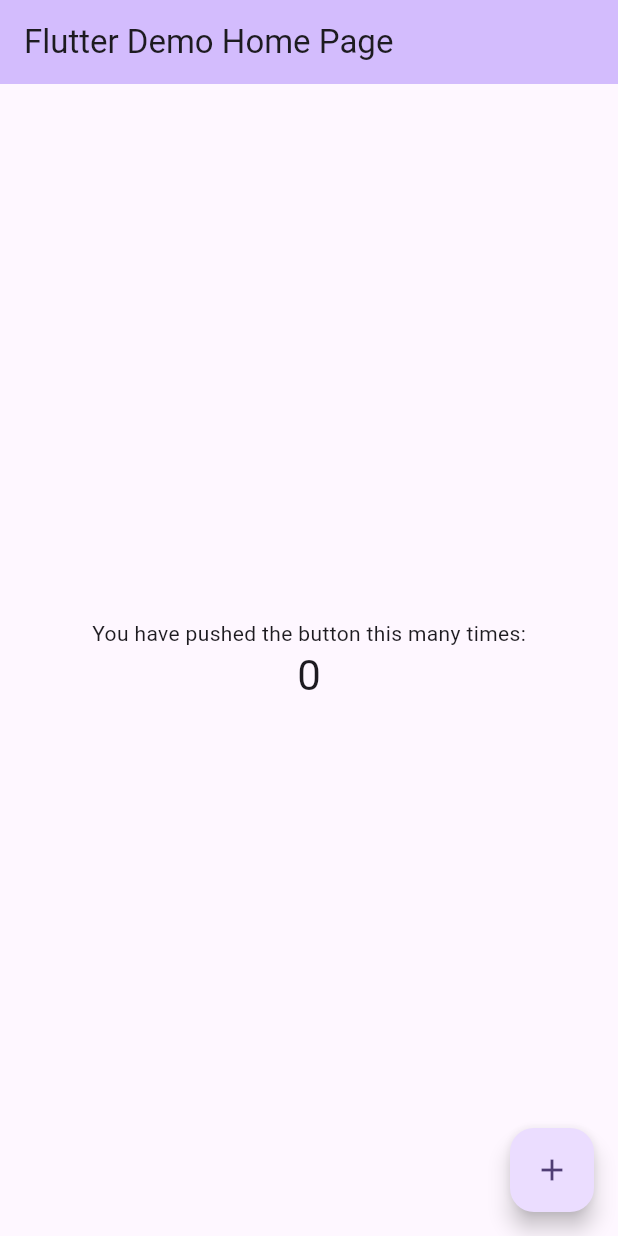
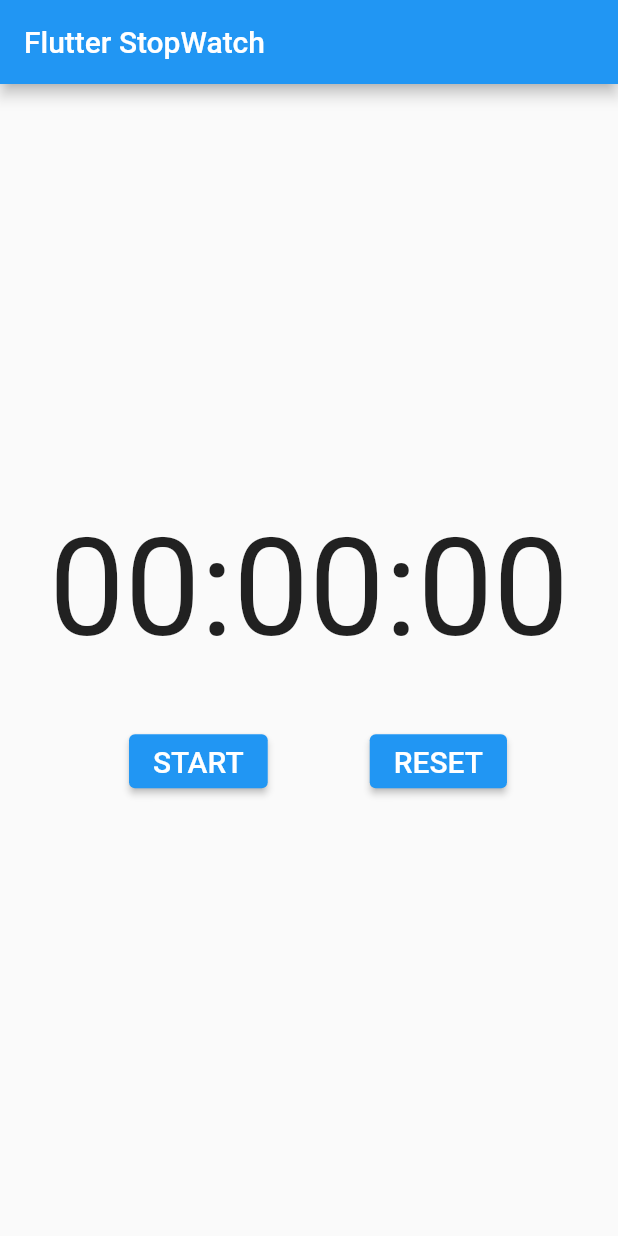
Before and after one commit to hardik17771/stopwatch_task_dart, a Flutter app: the screen it shows after launch, on a phone screen of 412 x 824 dp. Run offline on Flutter 3.47's test engine with Material 2 defaults, Android fonts, the phone set to English and light mode, and no system bars.

Commit message:
Created a stream file which contains methods controlling th stream of stopwatch and create a UI file which has basic stopwatch start and reset functionality using the stream

```diff
--- /dev/null
+++ b/lib/UI/stopwatch_interface.dart
@@ -0,0 +1,99 @@
+import 'dart:async';
+
+import 'package:flutter/material.dart';
+import 'package:stopwatch_task/UI/stopwatch_stream.dart';
+
+class TaskStopWatch extends StatefulWidget {
+  @override
+  _TaskStopWatchState createState() => _TaskStopWatchState();
+}
+
+class _TaskStopWatchState extends State<TaskStopWatch> {
+
+  late Stream<int> timerStream;
+  late StreamSubscription<int> timerSubscription;
+  String hoursStr = '00';
+  String minutesStr = '00';
+  String secondsStr = '00';
+
+
+
+  @override
+  Widget build(BuildContext context) {
+    return Scaffold(
+      appBar: AppBar(title: Text("Flutter StopWatch")),
+      body: Center(
+        child: Column(
+          mainAxisAlignment: MainAxisAlignment.center,
+          children: [
+            Text(
+              "$hoursStr:$minutesStr:$secondsStr",
+              style: TextStyle(
+                fontSize: 90.0,
+              ),
+            ),
+            SizedBox(height: 30.0),
+            Row(
+              mainAxisAlignment: MainAxisAlignment.center,
+              children: [
+                Padding(
+                 padding: EdgeInsets.symmetric(horizontal: 20.0, vertical: 8.0),
+                  child: ElevatedButton(
+
+                    onPressed: () {
+                      timerStream = stopWatchStream();
+                      timerSubscription = timerStream.listen((int newTick) {
+                        setState(() {
+                          hoursStr = ((newTick / (60 * 60)) % 60)
+                              .floor()
+                              .toString()
+                              .padLeft(2, '0');
+                          minutesStr = ((newTick / 60) % 60)
+                              .floor()
+                              .toString()
+                              .padLeft(2, '0');
+                          secondsStr =
+                              (newTick % 60).floor().toString().padLeft(2, '0');
+                        });
+                      });
+                    },
+
+                    child: Text(
+                      'START',
+                      style: TextStyle(
+                        fontSize: 20.0,
+                      ),
+                    ),
+                  ),
+                ),
+                SizedBox(width: 40.0),
+                Padding(
+                  padding: const EdgeInsets.all(8.0),
+                  child: ElevatedButton(
+                    onPressed: () {
+                      timerSubscription.cancel();
+                      // timerStream =
+                      setState(() {
+                        hoursStr = '00';
+                        minutesStr = '00';
+                        secondsStr = '00';
+                      });
+                    },
+
+                    child: Text(
+                      'RESET',
+                      style: TextStyle(
+                        color: Colors.white,
+                        fontSize: 20.0,
+                      ),
+                    ),
+                  ),
+                ),
+              ],
+            ),
+          ],
+        ),
+      ),
+    );
+  }
+}
--- a/lib/main.dart
+++ b/lib/main.dart
@@ -1,125 +1,20 @@
 import 'package:flutter/material.dart';
 
+import 'UI/stopwatch_interface.dart';
+
 void main() {
-  runApp(const MyApp());
+  runApp(MyApp());
 }
 
 class MyApp extends StatelessWidget {
   const MyApp({super.key});
 
-  // This widget is the root of your application.
+
   @override
   Widget build(BuildContext context) {
     return MaterialApp(
       title: 'Flutter Demo',
-      theme: ThemeData(
-        // This is the theme of your application.
-        //
-        // TRY THIS: Try running your application with "flutter run". You'll see
-        // the application has a blue toolbar. Then, without quitting the app,
-        // try changing the seedColor in the colorScheme below to Colors.green
-        // and then invoke "hot reload" (save your changes or press the "hot
-        // reload" button in a Flutter-supported IDE, or press "r" if you used
-        // the command line to start the app).
-        //
-        // Notice that the counter didn't reset back to zero; the application
-        // state is not lost during the reload. To reset the state, use hot
-        // restart instead.
-        //
-        // This works for code too, not just values: Most code changes can be
-        // tested with just a hot reload.
-        colorScheme: ColorScheme.fromSeed(seedColor: Colors.deepPurple),
-        useMaterial3: true,
-      ),
-      home: const MyHomePage(title: 'Flutter Demo Home Page'),
+      home: TaskStopWatch(),
     );
   }
 }
-
-class MyHomePage extends StatefulWidget {
-  const MyHomePage({super.key, required this.title});
-
-  // This widget is the home page of your application. It is stateful, meaning
-  // that it has a State object (defined below) that contains fields that affect
-  // how it looks.
-
-  // This class is the configuration for the state. It holds the values (in this
-  // case the title) provided by the parent (in this case the App widget) and
-  // used by the build method of the State. Fields in a Widget subclass are
-  // always marked "final".
-
-  final String title;
-
-  @override
-  State<MyHomePage> createState() => _MyHomePageState();
-}
-
-class _MyHomePageState extends State<MyHomePage> {
-  int _counter = 0;
-
-  void _incrementCounter() {
-    setState(() {
-      // This call to setState tells the Flutter framework that something has
-      // changed in this State, which causes it to rerun the build method below
-      // so that the display can reflect the updated values. If we changed
-      // _counter without calling setState(), then the build method would not be
-      // called again, and so nothing would appear to happen.
-      _counter++;
-    });
-  }
-
-  @override
-  Widget build(BuildContext context) {
-    // This method is rerun every time setState is called, for instance as done
-    // by the _incrementCounter method above.
-    //
-    // The Flutter framework has been optimized to make rerunning build methods
-    // fast, so that you can just rebuild anything that needs updating rather
-    // than having to individually change instances of widgets.
-    return Scaffold(
-      appBar: AppBar(
-        // TRY THIS: Try changing the color here to a specific color (to
-        // Colors.amber, perhaps?) and trigger a hot reload to see the AppBar
-        // change color while the other colors stay the same.
-        backgroundColor: Theme.of(context).colorScheme.inversePrimary,
-        // Here we take the value from the MyHomePage object that was created by
-        // the App.build method, and use it to set our appbar title.
-        title: Text(widget.title),
-      ),
-      body: Center(
-        // Center is a layout widget. It takes a single child and positions it
-        // in the middle of the parent.
-        child: Column(
-          // Column is also a layout widget. It takes a list of children and
-          // arranges them vertically. By default, it sizes itself to fit its
-          // children horizontally, and tries to be as tall as its parent.
-          //
-          // Column has various properties to control how it sizes itself and
-          // how it positions its children. Here we use mainAxisAlignment to
-          // center the children vertically; the main axis here is the vertical
-          // axis because Columns are vertical (the cross axis would be
-          // horizontal).
-          //
-          // TRY THIS: Invoke "debug painting" (choose the "Toggle Debug Paint"
-          // action in the IDE, or press "p" in the console), to see the
-          // wireframe for each widget.
-          mainAxisAlignment: MainAxisAlignment.center,
-          children: <Widget>[
-            const Text(
-              'You have pushed the button this many times:',
-            ),
-            Text(
-              '$_counter',
-              style: Theme.of(context).textTheme.headlineMedium,
-            ),
-          ],
-        ),
-      ),
-      floatingActionButton: FloatingActionButton(
-        onPressed: _incrementCounter,
-        tooltip: 'Increment',
-        child: const Icon(Icons.add),
-      ), // This trailing comma makes auto-formatting nicer for build methods.
-    );
-  }
-}
```
Also changed, not shown: lib/UI/stopwatch_stream.dart (added, +39 -0 lines).
